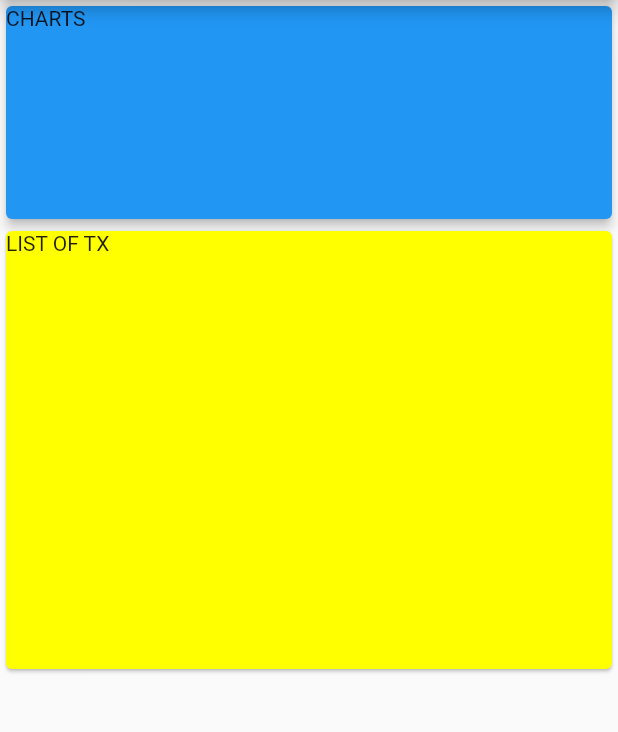
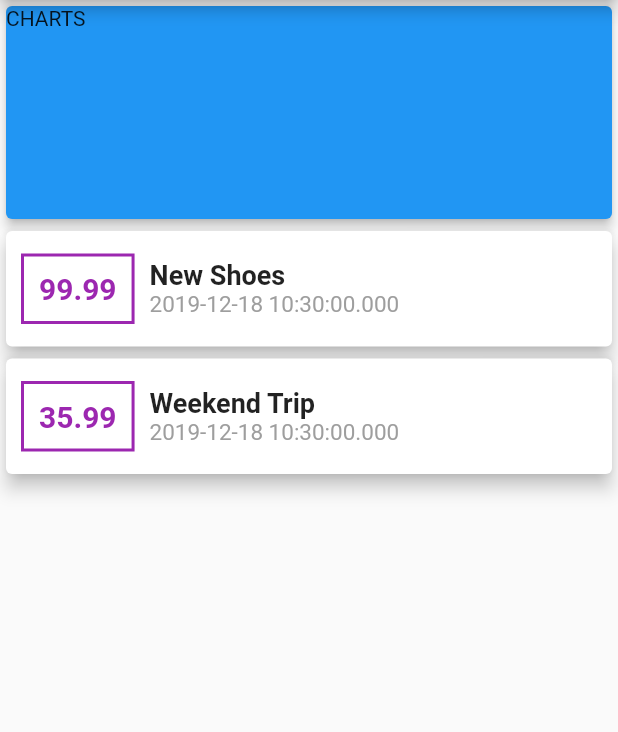
Before and after one commit to asasouza/flutter-studies, a Flutter app: the screen it shows after launch, on a phone screen of 412 x 824 dp, the part 84-816 px from its top. Run offline on Flutter 3.47's test engine with Material 2 defaults, Android fonts, the phone set to English and light mode, and no system bars.

Commit message:
Class 72 - 77

```diff
--- a/flutter_widgets_expenses/lib/main.dart
+++ b/flutter_widgets_expenses/lib/main.dart
@@ -1,4 +1,5 @@
 import 'package:flutter/material.dart';
+import './transaction.dart';
 
 void main() => runApp(MyApp());
 
@@ -20,6 +21,21 @@ class HomeScreen extends StatelessWidget {
 
   final String title;
 
+  final List<Transaction> transactions = [
+    Transaction(
+      id: 't1',
+      title: 'New Shoes',
+      amount: 99.99,
+      date: DateTime.now(),
+    ),
+    Transaction(
+      id: 't2',
+      title: 'Weekend Trip',
+      amount: 35.99,
+      date: DateTime.now(),
+    ),
+  ];
+
   @override
   Widget build(BuildContext context) {
     return Scaffold(
@@ -37,13 +53,57 @@ class HomeScreen extends StatelessWidget {
             height: 150,
             width: double.infinity,
           ),
-          Container(
-            child: Card(
-              child: Text('LIST OF TX'),
-              color: Colors.yellowAccent,
-            ),
-            height: 300,
-            width: double.infinity,
+          Column(
+            children: transactions.map(
+              (transaction) {
+                return Card(
+                  child: Row(
+                    children: <Widget>[
+                      Container(
+                        child: Text(
+                          transaction.amount.toString(),
+                          style: TextStyle(
+                            color: Colors.purple,
+                            fontSize: 20,
+                            fontWeight: FontWeight.bold,
+                          ),
+                        ),
+                        decoration: BoxDecoration(
+                            border: Border.all(
+                          color: Colors.purple,
+                          width: 2,
+                        )),
+                        margin: EdgeInsets.symmetric(
+                          horizontal: 10,
+                          vertical: 15,
+                        ),
+                        padding: EdgeInsets.all(10),
+                      ),
+                      Column(
+                        children: <Widget>[
+                          Text(
+                            transaction.title,
+                            style: TextStyle(
+                              fontSize: 18,
+                              fontWeight: FontWeight.bold,
+                            ),
+                          ),
+                          Text(
+                            transaction.date.toString(),
+                            style: TextStyle(
+                              color: Colors.grey,
+                              fontSize: 15,
+                            ),
+                          ),
+                        ],
+                        crossAxisAlignment: CrossAxisAlignment.start,
+                      )
+                    ],
+                  ),
+                  elevation: 5,
+                );
+              },
+            ).toList(),
           )
         ],
       ),
--- /dev/null
+++ b/flutter_widgets_expenses/lib/transaction.dart
@@ -0,0 +1,15 @@
+import 'package:flutter/foundation.dart';
+
+class Transaction {
+  final String id;
+  final String title;
+  final double amount;
+  final DateTime date;
+
+  Transaction({
+    @required this.id,
+    @required this.title,
+    @required this.amount,
+    @required this.date,
+  });
+}
```
